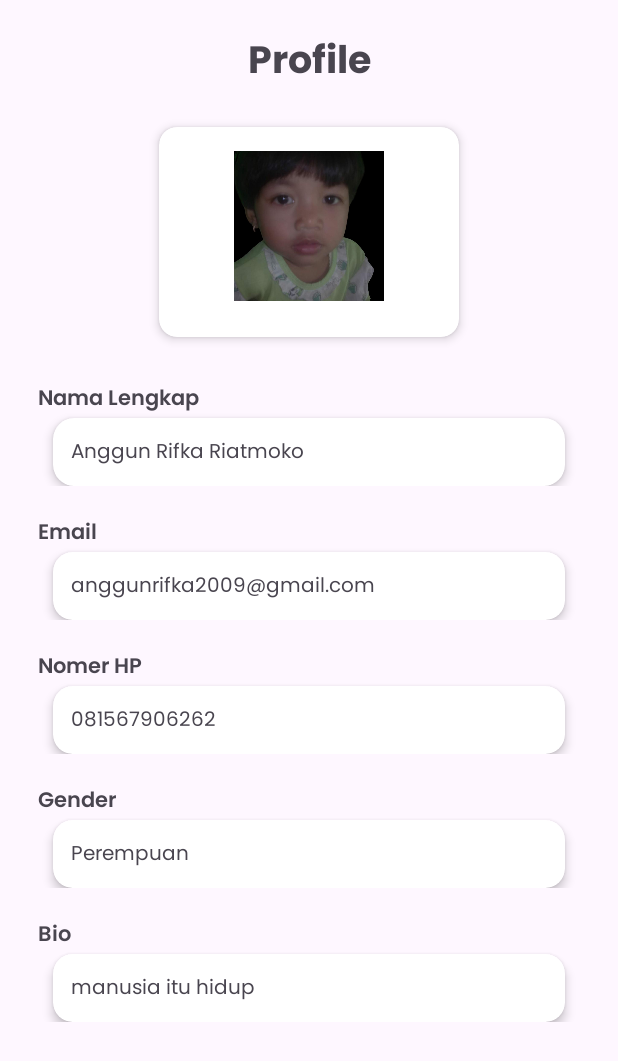
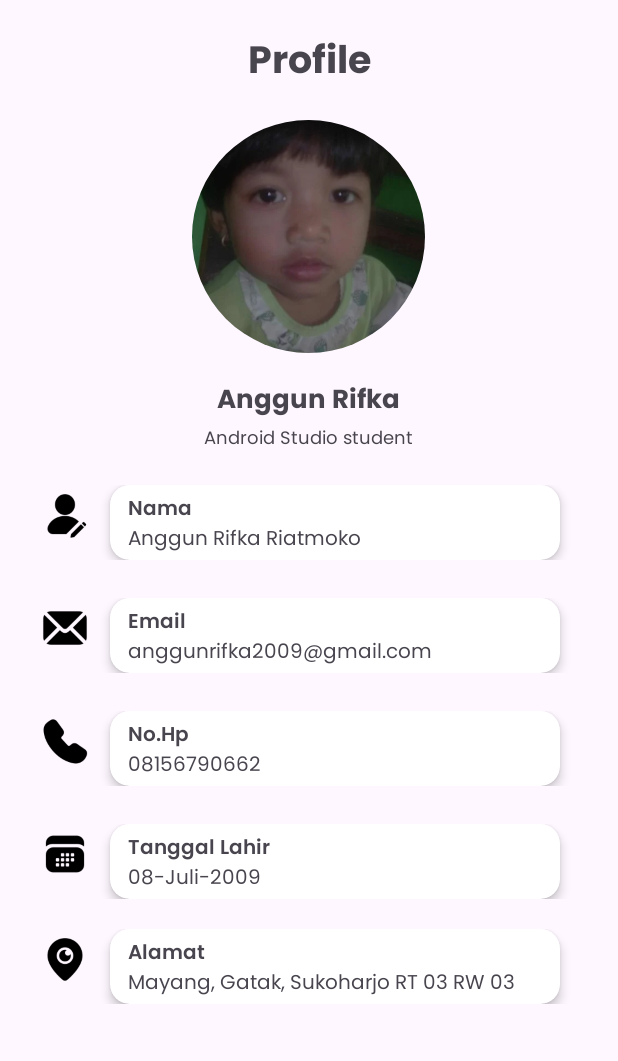
Before and after one commit to anggunrifka2009-lab/Aplikasi2, an Android app: the Profile screen opened directly, with no data from a screen before it, on a phone screen of 412 x 824 dp. Shown: the top 1061 px of the screen. Run offline under Robolectric (Android 15) with nearby library versions, the phone set to English and light mode, and no system bars; our stand-ins replace CircleImageView.

Commit message:
Fix All Xml and Kotlin

```diff
--- a/app/build.gradle.kts
+++ b/app/build.gradle.kts
@@ -45,4 +45,5 @@ dependencies {
     testImplementation(libs.junit)
     androidTestImplementation(libs.androidx.junit)
     androidTestImplementation(libs.androidx.espresso.core)
+    implementation("de.hdodenhof:circleimageview:3.1.0")
 }
--- a/app/src/main/res/layout-land/activity_card.xml
+++ b/app/src/main/res/layout-land/activity_card.xml
@@ -15,7 +15,7 @@
             android:id="@+id/ivLogo"
             android:layout_width="80dp"
             android:layout_height="80dp"
-            android:src="@drawable/gwehj"
+            android:src="@drawable/img_7"
             app:layout_constraintTop_toTopOf="parent"
             app:layout_constraintStart_toStartOf="parent"
             app:layout_constraintEnd_toEndOf="parent"
@@ -49,7 +49,7 @@
         <androidx.cardview.widget.CardView
             android:id="@+id/homeCard"
             android:layout_width="0dp"
-            android:layout_height="120dp"
+            android:layout_height="110dp"
             android:layout_margin="4dp"
             app:layout_constraintTop_toBottomOf="@id/tvMenuUtama"
             app:layout_constraintStart_toStartOf="parent"
@@ -92,7 +92,7 @@
         <androidx.cardview.widget.CardView
             android:id="@+id/helpdeskCard"
             android:layout_width="0dp"
-            android:layout_height="120dp"
+            android:layout_height="110dp"
             android:layout_margin="4dp"
             app:layout_constraintTop_toBottomOf="@id/tvMenuUtama"
             app:layout_constraintStart_toEndOf="@id/homeCard"
@@ -135,7 +135,7 @@
         <androidx.cardview.widget.CardView
             android:id="@+id/pegawaiCard"
             android:layout_width="0dp"
-            android:layout_height="120dp"
+            android:layout_height="110dp"
             android:layout_margin="4dp"
             app:layout_constraintTop_toBottomOf="@id/tvMenuUtama"
             app:layout_constraintStart_toEndOf="@id/helpdeskCard"
@@ -190,7 +190,7 @@
         <androidx.cardview.widget.CardView
             android:id="@+id/galeriCard"
             android:layout_width="0dp"
-            android:layout_height="120dp"
+            android:layout_height="110dp"
             android:layout_margin="4dp"
             app:layout_constraintTop_toBottomOf="@id/tvMenuLain"
             app:layout_constraintStart_toStartOf="parent"
@@ -233,7 +233,7 @@
         <androidx.cardview.widget.CardView
             android:id="@+id/surveyCard"
             android:layout_width="0dp"
-            android:layout_height="120dp"
+            android:layout_height="110dp"
             android:layout_margin="4dp"
             app:layout_constraintTop_toBottomOf="@id/tvMenuLain"
             app:layout_constraintStart_toEndOf="@id/galeriCard"
@@ -276,7 +276,7 @@
         <androidx.cardview.widget.CardView
             android:id="@+id/exitCard"
             android:layout_width="0dp"
-            android:layout_height="120dp"
+            android:layout_height="110dp"
             android:layout_margin="4dp"
             app:layout_constraintTop_toBottomOf="@id/tvMenuLain"
             app:layout_constraintStart_toEndOf="@id/surveyCard"
--- a/app/src/main/res/layout/activity_card.xml
+++ b/app/src/main/res/layout/activity_card.xml
@@ -13,11 +13,12 @@
 
         <ImageView
             android:id="@+id/ivLogo"
-            android:layout_width="80dp"
-            android:layout_height="80dp"
+            android:layout_width="100dp"
+            android:layout_height="100dp"
             android:layout_marginTop="16dp"
-            android:src="@drawable/gwehj"
+            android:src="@drawable/img_7"
             app:layout_constraintEnd_toEndOf="parent"
+            app:layout_constraintHorizontal_bias="0.501"
             app:layout_constraintStart_toStartOf="parent"
             app:layout_constraintTop_toTopOf="parent" />
 
@@ -51,7 +52,7 @@
         <androidx.cardview.widget.CardView
             android:id="@+id/homeCard"
             android:layout_width="0dp"
-            android:layout_height="120dp"
+            android:layout_height="110dp"
             android:layout_marginTop="12dp"
             android:layout_marginEnd="8dp"
             app:cardCornerRadius="12dp"
@@ -98,7 +99,7 @@
         <androidx.cardview.widget.CardView
             android:id="@+id/helpdeskCard"
             android:layout_width="0dp"
-            android:layout_height="120dp"
+            android:layout_height="110dp"
             android:layout_marginTop="12dp"
             android:layout_marginStart="8dp"
             app:cardCornerRadius="12dp"
@@ -158,7 +159,7 @@
         <androidx.cardview.widget.CardView
             android:id="@+id/pegawaiCard"
             android:layout_width="0dp"
-            android:layout_height="120dp"
+            android:layout_height="110dp"
             android:layout_marginTop="12dp"
             android:layout_marginEnd="8dp"
             app:cardCornerRadius="12dp"
@@ -206,7 +207,7 @@
         <androidx.cardview.widget.CardView
             android:id="@+id/galeriCard"
             android:layout_width="0dp"
-            android:layout_height="120dp"
+            android:layout_height="110dp"
             android:layout_marginTop="12dp"
             android:layout_marginStart="8dp"
             app:cardCornerRadius="12dp"
@@ -267,7 +268,7 @@
         <androidx.cardview.widget.CardView
             android:id="@+id/surveyCard"
             android:layout_width="0dp"
-            android:layout_height="120dp"
+            android:layout_height="110dp"
             android:layout_marginTop="12dp"
             android:layout_marginEnd="8dp"
             app:cardCornerRadius="12dp"
@@ -288,7 +289,7 @@
                     android:id="@+id/ivSurvey"
                     android:layout_width="48dp"
                     android:layout_height="48dp"
-                    android:src="@drawable/img_1"
+                    android:src="@drawable/img_6"
                     app:layout_constraintBottom_toTopOf="@id/tvSurvey"
                     app:layout_constraintEnd_toEndOf="parent"
                     app:layout_constraintStart_toStartOf="parent"
@@ -315,7 +316,7 @@
         <androidx.cardview.widget.CardView
             android:id="@+id/exitCard"
             android:layout_width="0dp"
-            android:layout_height="120dp"
+            android:layout_height="110dp"
             android:layout_marginTop="12dp"
             android:layout_marginStart="8dp"
             app:cardCornerRadius="12dp"
--- a/app/src/main/res/layout/activity_konversi_suhu.xml
+++ b/app/src/main/res/layout/activity_konversi_suhu.xml
@@ -110,6 +110,18 @@
 
         </androidx.cardview.widget.CardView>
 
+        <Button
+            android:id="@+id/btnKonversi"
+            android:layout_width="350dp"
+            android:layout_height="50dp"
+            android:layout_gravity="center_horizontal"
+            android:layout_marginTop="35dp"
+            android:backgroundTint="#80BFFF"
+            android:elevation="10dp"
+            android:fontFamily="@font/poppins_semibold"
+            android:text="Konversi"
+            android:textColor="#000000" />
+
         <androidx.cardview.widget.CardView
             android:layout_width="375dp"
             android:layout_height="100dp"
@@ -150,17 +162,7 @@
 
         </androidx.cardview.widget.CardView>
 
-        <Button
-            android:id="@+id/btnKonversi"
-            android:layout_width="350dp"
-            android:layout_height="50dp"
-            android:layout_gravity="center_horizontal"
-            android:layout_marginTop="35dp"
-            android:backgroundTint="#80BFFF"
-            android:elevation="10dp"
-            android:fontFamily="@font/poppins_semibold"
-            android:text="Konversi"
-            android:textColor="#000000" />
+
 
     </LinearLayout>
 
--- a/app/src/main/res/layout/activity_profile.xml
+++ b/app/src/main/res/layout/activity_profile.xml
@@ -16,204 +16,311 @@
             android:layout_width="match_parent"
             android:layout_height="wrap_content"
             android:layout_marginTop="20dp"
-            android:layout_marginBottom="20dp"
+            android:layout_marginBottom="15dp"
             android:fontFamily="@font/poppins_bold"
             android:gravity="center"
             android:text="Profile"
             android:textSize="25sp"
             android:textStyle="bold" />
 
-        <androidx.cardview.widget.CardView
-            android:layout_width="200dp"
-            android:layout_height="wrap_content"
-            android:layout_gravity="center"
-            android:layout_marginBottom="30dp"
-            app:cardCornerRadius="12dp"
-            app:cardElevation="4dp">
+
 
             <LinearLayout
                 android:layout_width="match_parent"
                 android:layout_height="wrap_content"
                 android:gravity="center"
-                android:orientation="vertical"
-                android:padding="16dp">
+                android:orientation="vertical">
 
-                <ImageView
+                <de.hdodenhof.circleimageview.CircleImageView
                     android:id="@+id/ivProfile"
-                    android:layout_width="100dp"
-                    android:layout_height="100dp"
-                    android:layout_marginBottom="8dp"
+                    android:layout_width="155dp"
+                    android:layout_height="155dp"
                     android:scaleType="centerCrop"
-                    android:src="@drawable/gwehj" />
+                    android:src="@drawable/img_8" />
 
             </LinearLayout>
-        </androidx.cardview.widget.CardView>
+
+        <LinearLayout
+            android:layout_width="wrap_content"
+            android:layout_height="wrap_content"
+            android:layout_gravity="center"
+            android:orientation="vertical">
+
+            <TextView
+                android:layout_width="match_parent"
+                android:layout_height="wrap_content"
+                android:text="Anggun Rifka"
+                android:layout_marginTop="17dp"
+                android:textSize="17sp"
+                android:gravity="center_horizontal"
+                android:fontFamily="@font/poppins_bold"
+                android:layout_gravity="center"/>
+
+            <TextView
+                android:layout_width="match_parent"
+                android:layout_height="wrap_content"
+                android:text="Android Studio student"
+                android:textSize="12sp"
+                android:gravity="center_horizontal"
+                android:fontFamily="@font/poppins_regular"
+                android:layout_gravity="center"/>
+
+
+        </LinearLayout>
 
         <LinearLayout
             android:layout_width="match_parent"
             android:layout_height="wrap_content"
-            android:layout_marginStart="25dp"
+            android:layout_marginStart="20dp"
             android:layout_marginEnd="25dp"
             android:orientation="vertical">
 
             <LinearLayout
                 android:layout_width="match_parent"
                 android:layout_height="wrap_content"
+                android:layout_marginTop="20dp"
                 android:orientation="vertical">
 
-                <TextView
-                    android:layout_width="match_parent"
+                <LinearLayout
+                    android:layout_width="wrap_content"
                     android:layout_height="wrap_content"
-                    android:text="Nama Lengkap"
-                    android:fontFamily="@font/poppins_semibold"/>
+                    android:layout_gravity="center_horizontal"
+                    android:orientation="horizontal">
+
+                    <ImageView
+                        android:layout_width="40dp"
+                        android:layout_height="40dp"
+                        android:src="@drawable/img_9" />
 
                     <androidx.cardview.widget.CardView
-                    android:layout_width="match_parent"
-                    android:layout_height="45dp"
-                    app:cardCornerRadius="14dp"
-                    app:cardElevation="4dp"
-                    android:layout_gravity="center"
+                        android:layout_width="300dp"
+                        android:layout_height="50dp"
+                        android:layout_marginStart="10dp"
                         android:layout_marginEnd="10dp"
-                    android:layout_marginStart="10dp">
+                        app:cardCornerRadius="13dp"
+                        app:cardElevation="4dp">
 
                         <TextView
-                        android:layout_width="wrap_content"
+                            android:layout_width="280dp"
                             android:layout_height="wrap_content"
-                        android:layout_margin="12dp"
+                            android:fontFamily="@font/poppins_semibold"
+                            android:text="Nama"
+                            android:textSize="13sp"
+                            android:layout_marginStart="12dp"
+                            android:layout_marginTop="5dp"/>
+
+                        <TextView
+                            android:layout_width="280dp"
+                            android:layout_height="wrap_content"
                             android:fontFamily="@font/poppins_regular"
                             android:text="Anggun Rifka Riatmoko"
-                        android:textSize="13sp" />
+                            android:textSize="13sp"
+                            android:layout_marginStart="12dp"
+                            android:layout_marginTop="25dp"/>
 
                     </androidx.cardview.widget.CardView>
+
+                </LinearLayout>
             </LinearLayout>
 
             <LinearLayout
                 android:layout_width="match_parent"
                 android:layout_height="wrap_content"
-                android:orientation="vertical"
-                android:layout_marginTop="20dp">
+                android:layout_marginTop="25dp"
+                android:orientation="vertical">
+
+                <LinearLayout
+                    android:layout_width="wrap_content"
+                    android:layout_height="wrap_content"
+                    android:layout_gravity="center_horizontal"
+                    android:orientation="horizontal">
+
+                    <ImageView
+                        android:layout_width="40dp"
+                        android:layout_height="40dp"
+                        android:src="@drawable/img_11" />
+
+                    <androidx.cardview.widget.CardView
+                        android:layout_width="300dp"
+                        android:layout_height="50dp"
+                        android:layout_marginStart="10dp"
+                        android:layout_marginEnd="10dp"
+                        app:cardCornerRadius="13dp"
+                        app:cardElevation="4dp">
 
                         <TextView
-                    android:layout_width="match_parent"
+                            android:layout_width="280dp"
                             android:layout_height="wrap_content"
+                            android:fontFamily="@font/poppins_semibold"
                             android:text="Email"
-                    android:fontFamily="@font/poppins_semibold"/>
-
-                <androidx.cardview.widget.CardView
-                    android:layout_width="match_parent"
-                    android:layout_height="45dp"
-                    app:cardCornerRadius="13dp"
-                    app:cardElevation="4dp"
-                    android:layout_gravity="center"
-                    android:layout_marginEnd="10dp"
-                    android:layout_marginStart="10dp">
+                            android:textSize="13sp"
+                            android:layout_marginStart="12dp"
+                            android:layout_marginTop="5dp"/>
 
                         <TextView
-                        android:layout_width="wrap_content"
+                            android:id="@+id/tvEmail"
+                            android:layout_width="280dp"
                             android:layout_height="wrap_content"
-                        android:layout_margin="12dp"
+                            android:layout_marginStart="12dp"
+                            android:layout_marginTop="25dp"
                             android:fontFamily="@font/poppins_regular"
                             android:text="anggunrifka2009@gmail.com"
-                        android:textSize="13sp"/>
+                            android:textSize="13sp" />
 
                     </androidx.cardview.widget.CardView>
+
+                </LinearLayout>
             </LinearLayout>
 
             <LinearLayout
                 android:layout_width="match_parent"
                 android:layout_height="wrap_content"
-                android:orientation="vertical"
-                android:layout_marginTop="20dp">
+                android:layout_marginTop="25dp"
+                android:orientation="vertical">
+
+                <LinearLayout
+                    android:layout_width="wrap_content"
+                    android:layout_height="wrap_content"
+                    android:layout_gravity="center_horizontal"
+                    android:orientation="horizontal">
+
+                    <ImageView
+                        android:layout_width="40dp"
+                        android:layout_height="40dp"
+                        android:src="@drawable/img_12" />
+
+                    <androidx.cardview.widget.CardView
+                        android:layout_width="300dp"
+                        android:layout_height="50dp"
+                        android:layout_marginStart="10dp"
+                        android:layout_marginEnd="10dp"
+                        app:cardCornerRadius="13dp"
+                        app:cardElevation="4dp">
 
                         <TextView
-                    android:layout_width="match_parent"
+                            android:layout_width="280dp"
                             android:layout_height="wrap_content"
-                    android:text="Nomer HP"
-                    android:fontFamily="@font/poppins_semibold"/>
-
-                <androidx.cardview.widget.CardView
-                    android:layout_width="match_parent"
-                    android:layout_height="45dp"
-                    app:cardCornerRadius="13dp"
-                    app:cardElevation="4dp"
-                    android:layout_gravity="center"
-                    android:layout_marginEnd="10dp"
-                    android:layout_marginStart="10dp">
+                            android:fontFamily="@font/poppins_semibold"
+                            android:text="No.Hp"
+                            android:textSize="13sp"
+                            android:layout_marginStart="12dp"
+                            android:layout_marginTop="5dp"/>
 
                         <TextView
-                        android:layout_width="wrap_content"
+                            android:id="@+id/tvNowa"
+                            android:layout_width="280dp"
                             android:layout_height="wrap_content"
-                        android:layout_margin="12dp"
                             android:fontFamily="@font/poppins_regular"
-                        android:text="081567906262"
-                        android:textSize="13sp"/>
+                            android:text="08156790662"
+                            android:textSize="13sp"
+                            android:layout_marginStart="12dp"
+                            android:layout_marginTop="25dp"/>
+                    </androidx.cardview.widget.CardView>
 
-                </androidx.cardview.widget.CardView>
+                </LinearLayout>
             </LinearLayout>
 
             <LinearLayout
                 android:layout_width="match_parent"
                 android:layout_height="wrap_content"
-                android:orientation="vertical"
-                android:layout_marginTop="20dp">
+                android:layout_marginTop="25dp"
+                android:orientation="vertical">
+
+                <LinearLayout
+                    android:layout_width="wrap_content"
+                    android:layout_height="wrap_content"
+                    android:layout_gravity="center_horizontal"
+                    android:orientation="horizontal">
+
+                    <ImageView
+                        android:layout_width="40dp"
+                        android:layout_height="40dp"
+                        android:src="@drawable/img_10" />
+
+                    <androidx.cardview.widget.CardView
+                        android:layout_width="300dp"
+                        android:layout_height="50dp"
+                        android:layout_marginStart="10dp"
+                        android:layout_marginEnd="10dp"
+                        app:cardCornerRadius="13dp"
+                        app:cardElevation="4dp">
 
                         <TextView
-                    android:layout_width="match_parent"
+                            android:layout_width="280dp"
                             android:layout_height="wrap_content"
                             android:fontFamily="@font/poppins_semibold"
-                    android:text="Gender" />
-
-                <androidx.cardview.widget.CardView
-                    android:layout_width="match_parent"
-                    android:layout_height="45dp"
-                    app:cardCornerRadius="13dp"
-                    app:cardElevation="4dp"
-                    android:layout_gravity="center"
-                    android:layout_marginEnd="10dp"
-                    android:layout_marginStart="10dp">
+                            android:text="Tanggal Lahir"
+                            android:textSize="13sp"
+                            android:layout_marginStart="12dp"
+                            android:layout_marginTop="5dp"/>
 
                         <TextView
-                        android:layout_width="wrap_content"
+                            android:layout_width="280dp"
                             android:layout_height="wrap_content"
-                        android:layout_margin="12dp"
                             android:fontFamily="@font/poppins_regular"
-                        android:text="Perempuan"
-                        android:textSize="13sp" />
+                            android:text="08-Juli-2009"
+                            android:textSize="13sp"
+                            android:layout_marginStart="12dp"
+                            android:layout_marginTop="25dp"/>
 
                     </androidx.cardview.widget.CardView>
+
+                </LinearLayout>
             </LinearLayout>
 
             <LinearLayout
                 android:layout_width="match_parent"
                 android:layout_height="wrap_content"
-                android:orientation="vertical"
-                android:layout_marginTop="20dp">
+                android:layout_marginTop="20dp"
+                android:orientation="vertical">
+
+                <LinearLayout
+                    android:layout_width="wrap_content"
+                    android:layout_height="wrap_content"
+                    android:layout_gravity="center_horizontal"
+                    android:orientation="horizontal">
+
+                    <ImageView
+                        android:layout_width="40dp"
+                        android:layout_height="40dp"
+                        android:src="@drawable/img_13" />
+
+                    <androidx.cardview.widget.CardView
+                        android:layout_width="300dp"
+                        android:layout_height="50dp"
+                        android:layout_marginStart="10dp"
+                        android:layout_marginEnd="10dp"
+                        app:cardCornerRadius="13dp"
+                        app:cardElevation="4dp">
 
                         <TextView
+                            android:layout_width="280dp"
+                            android:layout_height="wrap_content"
+                            android:fontFamily="@font/poppins_semibold"
+                            android:text="Alamat"
+                            android:textSize="13sp"
+                            android:layout_marginStart="12dp"
+                            android:layout_marginTop="5dp"/>
+
+                        <TextView
+                            android:layout_width="280dp"
+                            android:layout_height="wrap_content"
+                            android:fontFamily="@font/poppins_regular"
+                            android:text="Mayang, Gatak, Sukoharjo RT 03 RW 03"
+                            android:textSize="13sp"
+                            android:layout_marginStart="12dp"
+                            android:layout_marginTop="25dp"/>
+
+                    </androidx.cardview.widget.CardView>
+
+                </LinearLayout>
+            </LinearLayout>
+
+            <LinearLayout
                 android:layout_width="match_parent"
                 android:layout_height="wrap_content"
-                    android:text="Bio"
-                    android:fontFamily="@font/poppins_semibold"/>
-
-                <androidx.cardview.widget.CardView
-                    android:layout_width="match_parent"
-                    android:layout_height="45dp"
-                    app:cardCornerRadius="13dp"
-                    app:cardElevation="4dp"
-                    android:layout_gravity="center"
-                    android:layout_marginEnd="10dp"
-                    android:layout_marginStart="10dp">
-
-                    <TextView
-                        android:layout_width="wrap_content"
-                        android:layout_height="wrap_content"
-                        android:layout_margin="12dp"
-                        android:fontFamily="@font/poppins_regular"
-                        android:text="manusia itu hidup"
-                        android:textSize="13sp"/>
-
-                </androidx.cardview.widget.CardView>
-            </LinearLayout>
+                android:layout_marginTop="25dp"
+                android:orientation="vertical"/>
 
         </LinearLayout>
 
```
Also changed, not shown: app/src/main/res/drawable/gwehj.jpeg (deleted), app/src/main/res/drawable/img.png, app/src/main/res/drawable/img_1.png, app/src/main/res/drawable/img_10.png (added), app/src/main/res/drawable/img_11.png (added), app/src/main/res/drawable/img_12.png (added), app/src/main/res/drawable/img_13.png (added), app/src/main/res/drawable/img_2.png, app/src/main/res/drawable/img_3.png, app/src/main/res/drawable/img_4.png, app/src/main/res/drawable/img_5.png, app/src/main/res/drawable/img_6.png (added), app/src/main/res/drawable/img_7.png (added), app/src/main/res/drawable/img_8.png (added), 1 more files. Lines whose indentation alone changed are shown as unchanged.
